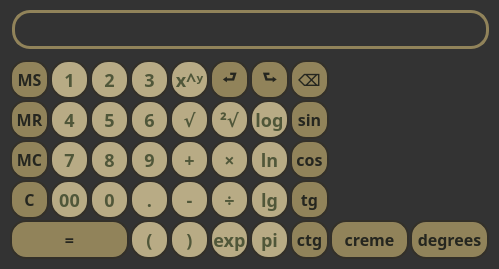
Before: the Qt Designer form mainwindow.ui in cha1n3aw/CremeCalc, drawn with Qt 5.
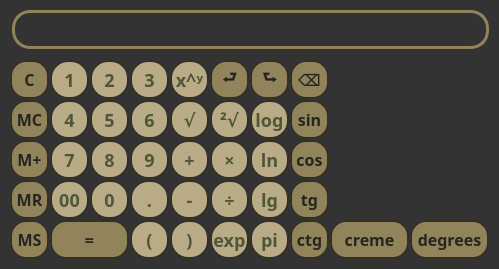
After: the same form once the commit is applied.

Commit message: added M+ button, reworked other memory buttons, added some screenshots to readme.md

Patch:
```diff
--- a/mainwindow.ui
+++ b/mainwindow.ui
@@ -460,9 +460,9 @@
    <widget class="QPushButton" name="bteq">
     <property name="geometry">
      <rect>
-      <x>10</x>
+      <x>50</x>
       <y>220</y>
-      <width>119</width>
+      <width>79</width>
       <height>39</height>
      </rect>
     </property>
@@ -886,7 +886,7 @@
     <property name="geometry">
      <rect>
       <x>10</x>
-      <y>180</y>
+      <y>60</y>
       <width>39</width>
       <height>39</height>
      </rect>
@@ -1248,7 +1248,7 @@
     <property name="geometry">
      <rect>
       <x>10</x>
-      <y>60</y>
+      <y>220</y>
       <width>39</width>
       <height>39</height>
      </rect>
@@ -1286,7 +1286,7 @@
     <property name="geometry">
      <rect>
       <x>10</x>
-      <y>100</y>
+      <y>180</y>
       <width>39</width>
       <height>39</height>
      </rect>
@@ -1324,7 +1324,7 @@
     <property name="geometry">
      <rect>
       <x>10</x>
-      <y>140</y>
+      <y>100</y>
       <width>39</width>
       <height>39</height>
      </rect>
@@ -1929,6 +1929,34 @@
      <set>Qt::AlignCenter</set>
     </property>
    </widget>
+   <widget class="QPushButton" name="btmpl">
+    <property name="geometry">
+     <rect>
+      <x>10</x>
+      <y>140</y>
+      <width>39</width>
+      <height>39</height>
+     </rect>
+    </property>
+    <property name="styleSheet">
+     <string notr="true">QPushButton {
+	background-color:#91835a;
+	border-radius:16px;
+	border:2px solid #333029;
+	color:#25261f;
+	font-family:Trebuchet MS;
+	font-size:16px;
+	font-weight:bold;
+}
+QPushButton:hover {
+	background-color:#a89a6f;
+}
+QPushButton:pressed{background-color: #ccc2a6;}</string>
+    </property>
+    <property name="text">
+     <string>M+</string>
+    </property>
+   </widget>
   </widget>
  </widget>
  <layoutdefault spacing="6" margin="11"/>
```
Left out of the diff: 33 changed lines with no effect on the pictures. The commit also changes 3 other files.
